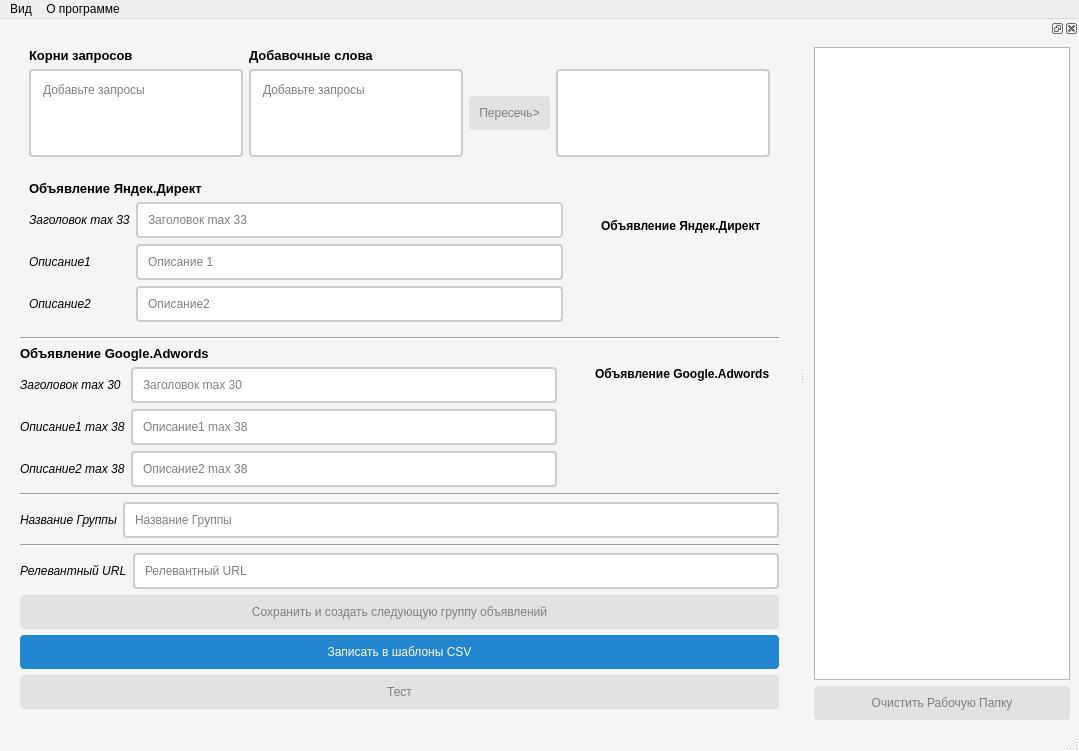
Before: the Qt Designer form kont_gen.ui in VitoZet/Kursa4, drawn with Qt 5.
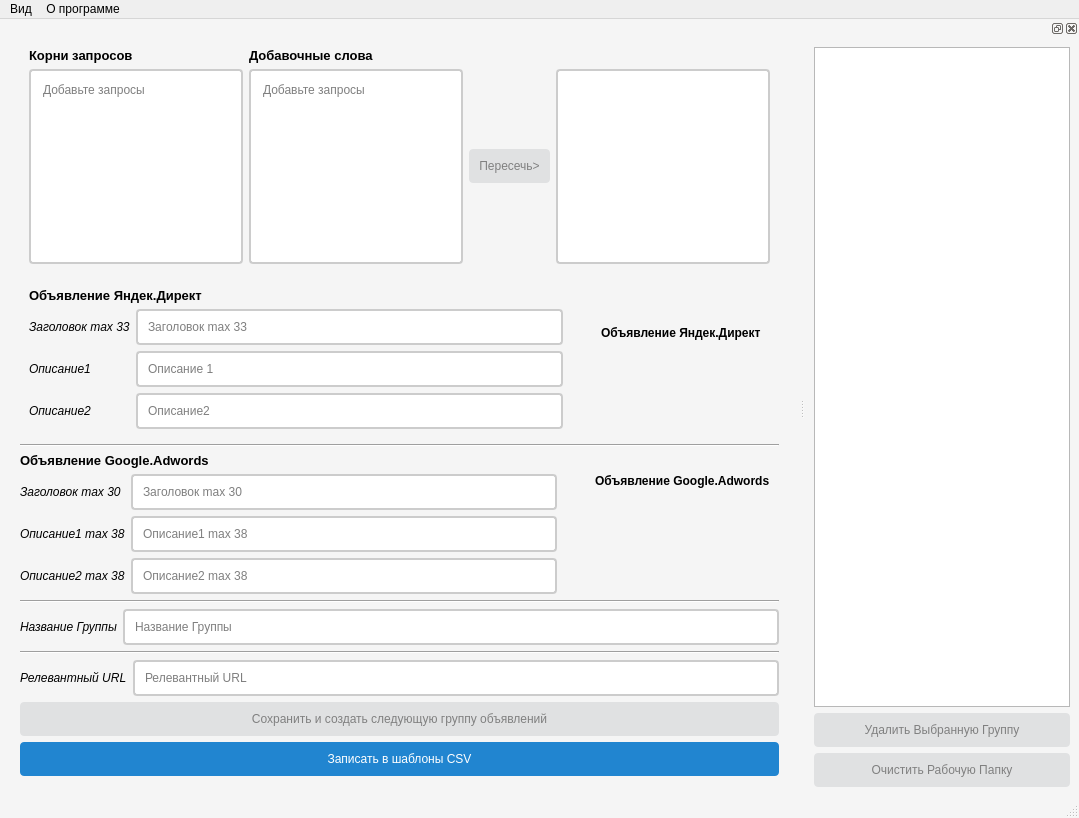
After: the same form once the commit is applied.

What changed in the file:
```diff
--- a/kont_gen.ui
+++ b/kont_gen.ui
@@ -7,7 +7,7 @@
     <x>0</x>
     <y>0</y>
     <width>1079</width>
-    <height>725</height>
+    <height>818</height>
    </rect>
   </property>
   <property name="windowTitle">
@@ -556,13 +556,6 @@
       </property>
      </widget>
     </item>
-    <item>
-     <widget class="QPushButton" name="pushButtonTEST">
-      <property name="text">
-       <string>Тест</string>
-      </property>
-     </widget>
-    </item>
    </layout>
    <zorder>line</zorder>
    <zorder>line_2</zorder>
@@ -616,6 +609,13 @@
        </property>
       </widget>
      </item>
+     <item>
+      <widget class="QPushButton" name="DeleteGroupButton">
+       <property name="text">
+        <string>Удалить Выбранную Группу</string>
+       </property>
+      </widget>
+     </item>
      <item>
       <widget class="QPushButton" name="ClearPushButton">
        <property name="text">
```
Left out of the diff: 1 changed line with no effect on the pictures.
